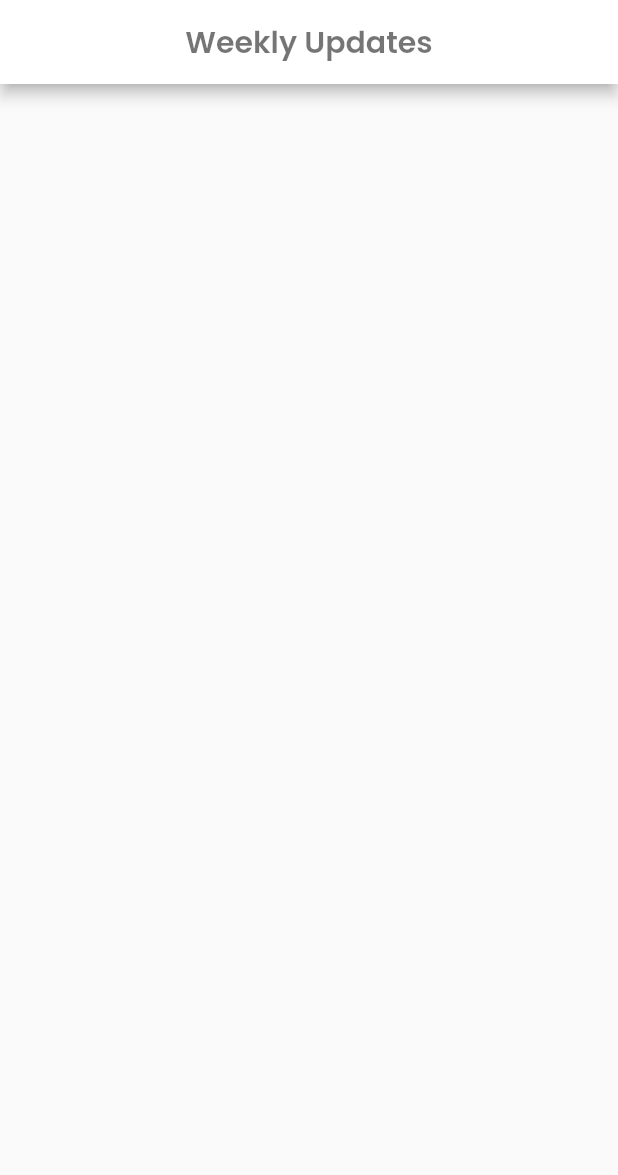
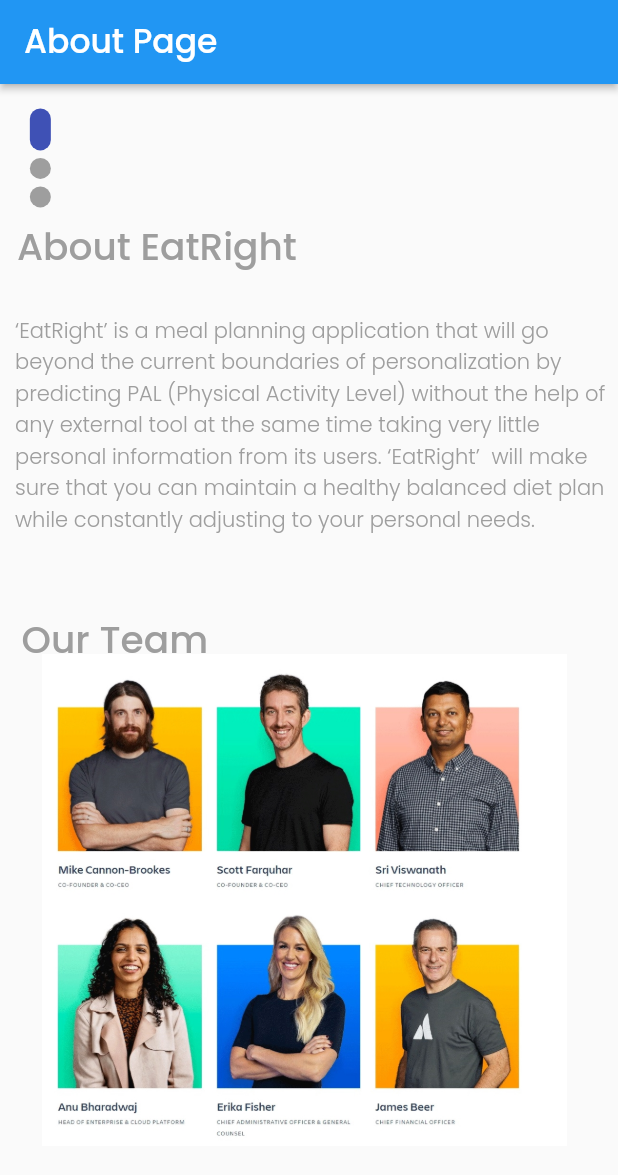
Before and after one commit to IndunilAravinda/IIT-SDGP---EatRight-FLutter-App, a Flutter app: the screen it shows after launch, on a phone screen of 412 x 824 dp. Shown: the top 1175 px of the screen. Run offline on Flutter 3.47's test engine with Material 2 defaults, Android fonts, the phone set to English and light mode, and no system bars; drawn by our look-alikes of smooth_page_indicator; our stand-ins replace cloud_firestore, firebase_auth, firebase_core, flutter_svg, shared_preferences and 1 more; missing offline and left inert: dart:ffi; accounts and stored records are empty.

Commit message:
About us page created

```diff
--- a/lib/main.dart
+++ b/lib/main.dart
@@ -1,4 +1,5 @@
 import 'package:eatright/routes.dart';
+import 'package:eatright/screens/aboutUs/about_us.dart';
 import 'package:eatright/screens/allergiesAndCuisines/components/AllergiesAndCuisines.dart';
 import 'package:eatright/screens/createprofilepage.dart';
 import 'package:eatright/screens/generateMeal/generate.dart';
@@ -43,7 +44,7 @@ class MyApp extends StatelessWidget {
         ),
       ),
       debugShowCheckedModeBanner: false,
-      initialRoute: WeeklyUpdatePage.routeName,
+      initialRoute: AboutPageWidget.routeName,
       routes: routes,
     );
   }
--- a/lib/routes.dart
+++ b/lib/routes.dart
@@ -1,3 +1,4 @@
+import 'package:eatright/screens/aboutUs/about_us.dart';
 import 'package:eatright/screens/createprofilepage.dart';
 import 'package:eatright/screens/editProfile/editPro.dart';
 import 'package:eatright/screens/generateMeal/generate.dart';
@@ -10,6 +11,7 @@ import 'package:eatright/screens/userProfile/userProfile.dart';
 import 'package:eatright/screens/weeklyUpdates/weekly_updates.dart';
 import 'package:eatright/screens/welcome_screen.dart';
 import 'package:eatright/screens/mainNavigationPage.dart';
+import 'package:eatright/textstyle.dart';
 import 'package:flutter/widgets.dart';
 
 final Map<String, WidgetBuilder> routes = {
@@ -18,11 +20,12 @@ final Map<String, WidgetBuilder> routes = {
   SplashScreen.routeName: (context) => SplashScreen(),
   WelcomePageWidget.routeName: (context) => WelcomePageWidget(),
   OnboardingScreen.routeName: (context) => OnboardingScreen(),
-  CreateProfilePageWidget.routeName:(context) => CreateProfilePageWidget(),
-  BottomNavigation.routeName:(context) => BottomNavigation(),
-  UserProfilePage.routeName:(context) => UserProfilePage(),
-  SettingsScreen.routeName:(context) => SettingsScreen(),
-  EditProfileScreen.routeName:(context) => EditProfileScreen(),
-  GenerateMealPage.routeName:(context) => GenerateMealPage(),
-  WeeklyUpdatePage.routeName:(context) => WeeklyUpdatePage(),
+  CreateProfilePageWidget.routeName: (context) => CreateProfilePageWidget(),
+  BottomNavigation.routeName: (context) => BottomNavigation(),
+  UserProfilePage.routeName: (context) => UserProfilePage(),
+  SettingsScreen.routeName: (context) => SettingsScreen(),
+  EditProfileScreen.routeName: (context) => EditProfileScreen(),
+  GenerateMealPage.routeName: (context) => GenerateMealPage(),
+  WeeklyUpdatePage.routeName: (context) => WeeklyUpdatePage(),
+  AboutPageWidget.routeName: (context) => AboutPageWidget(),
 };
--- a/lib/screens/aboutUs/about_us.dart
+++ b/lib/screens/aboutUs/about_us.dart
@@ -0,0 +1,174 @@
+import 'package:eatright/textstyle.dart';
+import 'package:flutter/material.dart';
+import 'package:smooth_page_indicator/smooth_page_indicator.dart';
+
+class AboutPageWidget extends StatefulWidget {
+  static String routeName = "/aboutUsPage";
+  @override
+  _AboutPageWidgetState createState() => _AboutPageWidgetState();
+}
+
+class _AboutPageWidgetState extends State<AboutPageWidget> {
+  PageController pageViewController = PageController(initialPage: 0);
+  final scaffoldKey = GlobalKey<ScaffoldState>();
+  @override
+  Widget build(BuildContext context) {
+    return Scaffold(
+      key: scaffoldKey,
+      appBar: AppBar(
+        //backgroundColor: FlutterFlowTheme.of(context).primaryColor,
+        automaticallyImplyLeading: false,
+        title: Text(
+          'About Page',
+          style: aboutpage,
+        ),
+        actions: [],
+        centerTitle: false,
+        elevation: 2,
+      ),
+      //backgroundColor: FlutterFlowTheme.of(context).primaryBackground,
+      body: SafeArea(
+        child: GestureDetector(
+          onTap: () => FocusScope.of(context).unfocus(),
+          child: Column(
+            mainAxisSize: MainAxisSize.max,
+            children: [
+              Expanded(
+                child: Container(
+                  width: double.infinity,
+                  height: 500,
+                  child: Stack(
+                    children: [
+                      Padding(
+                        padding: EdgeInsetsDirectional.fromSTEB(0, 0, 0, 60),
+                        child: PageView(
+                          controller: pageViewController ??=
+                              PageController(initialPage: 0),
+                          scrollDirection: Axis.vertical,
+                          children: [
+                            Stack(
+                              children: [
+                                Align(
+                                  alignment: AlignmentDirectional(-0.9, -1),
+                                  child: Padding(
+                                    padding: EdgeInsetsDirectional.fromSTEB(
+                                        0, 90, 0, 0),
+                                    child: Text('About EatRight',
+                                        style: aboutEatRight),
+                                  ),
+                                ),
+                                Align(
+                                  alignment: AlignmentDirectional(-0.9, -0.45),
+                                  child: Padding(
+                                    padding: EdgeInsetsDirectional.fromSTEB(
+                                        10, 0, 0, 0),
+                                    child: Text(
+                                        '‘EatRight’ is a meal planning application that will go beyond the current boundaries of personalization by predicting PAL (Physical Activity Level) without the help of any external tool at the same time taking very little personal information from its users. ‘EatRight’  will make sure that you can maintain a healthy balanced diet plan while constantly adjusting to your personal needs.',
+                                        style: aboutEatRighttext),
+                                  ),
+                                ),
+                                Align(
+                                  alignment: AlignmentDirectional(-0.9, 0.05),
+                                  child: Text('Our Team', style: ourteam),
+                                ),
+                                Align(
+                                  alignment: AlignmentDirectional(-0.1, 1),
+                                  child: Padding(
+                                    padding: EdgeInsetsDirectional.fromSTEB(
+                                        0, 380, 0, 0),
+                                    child: Image.asset(
+                                      'assets/images/Grouppic.jpeg',
+                                      width: 350,
+                                      height: 350,
+                                      fit: BoxFit.cover,
+                                    ),
+                                  ),
+                                ),
+                              ],
+                            ),
+                            Stack(
+                              children: [
+                                Align(
+                                  alignment: AlignmentDirectional(-0.9, -0.7),
+                                  child: Text('IIT Module', style: IITmodole),
+                                ),
+                                Align(
+                                  alignment: AlignmentDirectional(-0.75, -0.15),
+                                  child: Padding(
+                                    padding: EdgeInsetsDirectional.fromSTEB(
+                                        10, 0, 0, 0),
+                                    child: Text(
+                                      'Software development group project, In this module students gain practical work experience through their participation in a team that develops a prototype for a real-life software application suggested by industry contacts. The module takes the students through the different managerial and technical steps of software development. Students gain experience in managing a team and deliver software iteratively by using an agile approach and receiving feedback from industry contacts. The module also provides students with experience in team communication and ways to overcome any problems, as well as the opportunity to reflect on professional issues such as quality of project documentation, cybersecurity, ethics and code of conduct.',
+                                      //style: FlutterFlowTheme.of(context).bodyText1,
+                                    ),
+                                  ),
+                                ),
+                                Align(
+                                  alignment: AlignmentDirectional(-1, 0.6),
+                                  child: Text('Credits', style: Credits),
+                                ),
+                                Align(
+                                  alignment: AlignmentDirectional(-0.65, 1),
+                                  child: Padding(
+                                    padding: EdgeInsetsDirectional.fromSTEB(
+                                        10, 300, 0, 0),
+                                    child: Text(
+                                        'First and foremost, we would like to express our heartfelt gratitude to the academic staff and the\nmanagement of Informatics Institute of Technology who has provided us with this opportunity to\nengage in our own research project that’ll help polish our skills in the field of computer science.',
+                                        style: Credittext),
+                                  ),
+                                ),
+                              ],
+                            ),
+                            Align(
+                              alignment: AlignmentDirectional(-0.1, 1),
+                              child: Padding(
+                                padding: EdgeInsetsDirectional.fromSTEB(
+                                    10, 90, 0, 0),
+                                child: Text(
+                                    'Secondly, we would like to thank the module team for constantly providing us with their\nguidance and feedback. From teaching us the basics of conducting a research project to holding\nwebinars with field professionals to give us the necessary encouragement and knowledge to\nconduct a successful research project.\n\nWe would also like to thank our mentor, Mr. Torin Wirasingha, for constantly encouraging us\nand pushing us beyond our expectations with advice and guidance. We are grateful for his words\nof wisdom whenever we were stuck at crossroads and challenges.\n\nSpecial thanks to Usman Malik for providing the database and allowing us to utilize it.\n\nThanks to the professionals that agreed to the interviews, guiding us and giving us their\nvaluable time. The feedback provided by them was invaluable to our project and helped shape it\ninto what it is today. We also appreciate everyone that participated in our surveys that were\nconducted who provided their feedback and ideas.\n\nFinally, we would like to thank all of our family members and friends for the support and\nencouragement they have given us since the beginning of the project and until the very end.',
+                                    style: Secondtext),
+                              ),
+                            ),
+                          ],
+                        ),
+                      ),
+                      Align(
+                        alignment: AlignmentDirectional(-0.9, -0.95),
+                        child: Padding(
+                          padding: EdgeInsetsDirectional.fromSTEB(0, 0, 0, 50),
+                          child: SmoothPageIndicator(
+                            controller: pageViewController ??=
+                                PageController(initialPage: 0),
+                            count: 3,
+                            axisDirection: Axis.vertical,
+                            onDotClicked: (i) {
+                              pageViewController.animateToPage(
+                                i,
+                                duration: Duration(milliseconds: 500),
+                                curve: Curves.ease,
+                              );
+                            },
+                            effect: ExpandingDotsEffect(
+                              expansionFactor: 2,
+                              spacing: 5,
+                              radius: 16,
+                              dotWidth: 14,
+                              dotHeight: 14,
+                              dotColor: Color(0xFF9E9E9E),
+                              activeDotColor: Color(0xFF3F51B5),
+                              paintStyle: PaintingStyle.fill,
+                            ),
+                          ),
+                        ),
+                      ),
+                    ],
+                  ),
+                ),
+              ),
+            ],
+          ),
+        ),
+      ),
+    );
+  }
+}
--- a/lib/textstyle.dart
+++ b/lib/textstyle.dart
@@ -129,3 +129,41 @@ const TextStyle Checkbox2 = TextStyle(
   wordSpacing: 2,
   fontSize: 26,
 );
+
+const TextStyle aboutpage = TextStyle(
+  fontFamily: 'Poppins',
+  color: Colors.white,
+  fontSize: 22,
+);
+const TextStyle aboutEatRight = TextStyle(
+  fontFamily: 'Poppins',
+  fontSize: 25,
+  fontWeight: FontWeight.w500,
+);
+const TextStyle aboutEatRighttext = TextStyle(
+  fontFamily: 'Poppins',
+  fontWeight: FontWeight.w300,
+);
+const TextStyle ourteam = TextStyle(
+  fontFamily: 'Poppins',
+  fontSize: 25,
+  fontWeight: FontWeight.w500,
+);
+const TextStyle IITmodole = TextStyle(
+  fontFamily: 'Poppins',
+  fontSize: 25,
+  fontWeight: FontWeight.w500,
+);
+const TextStyle Credits = TextStyle(
+  fontFamily: 'Poppins',
+  fontSize: 25,
+  fontWeight: FontWeight.w500,
+);
+const TextStyle Credittext = TextStyle(
+  fontFamily: 'Poppins',
+  fontSize: 12,
+);
+const TextStyle Secondtext = TextStyle(
+  fontFamily: 'Poppins',
+  fontSize: 12,
+);
--- a/pubspec.yaml
+++ b/pubspec.yaml
@@ -90,6 +90,7 @@ flutter:
     - assets/icons/pawn.svg
     - assets/icons/Progress-Chart-Loss.svg
     - assets/icons/eatright.svg
+    - assets/images/Grouppic.jpeg
 
   # An image asset can refer to one or more resolution-specific "variants", see
   # https://flutter.dev/assets-and-images/#resolution-aware.
```
Also changed, not shown: assets/images/Grouppic.jpeg (added).
